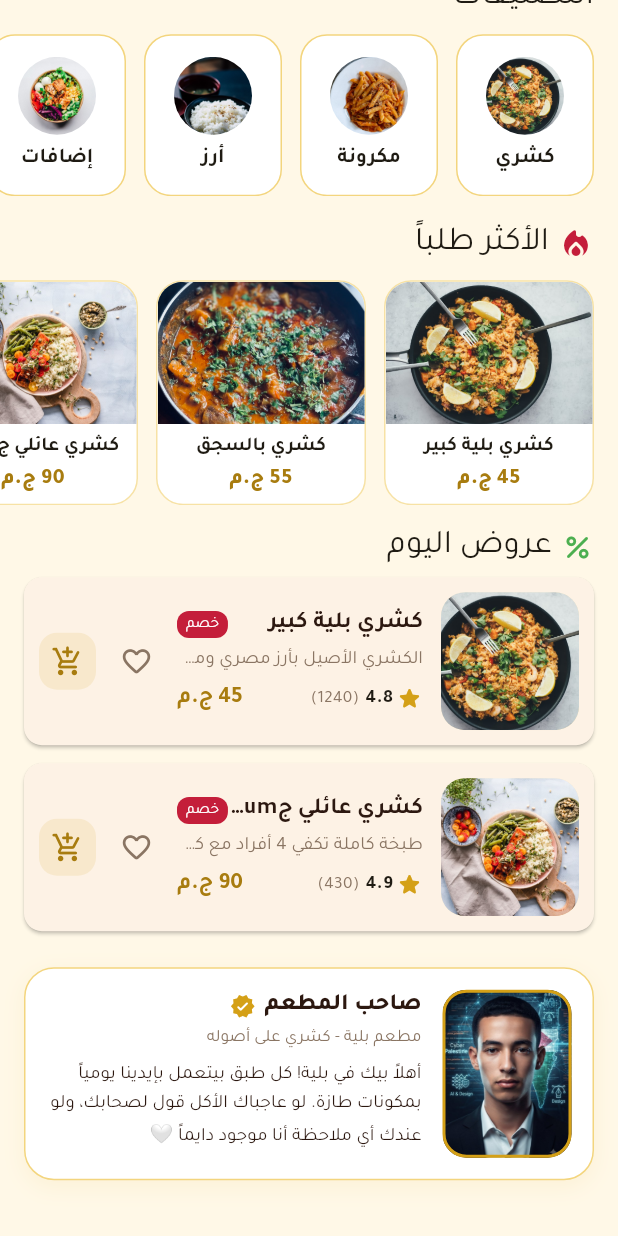
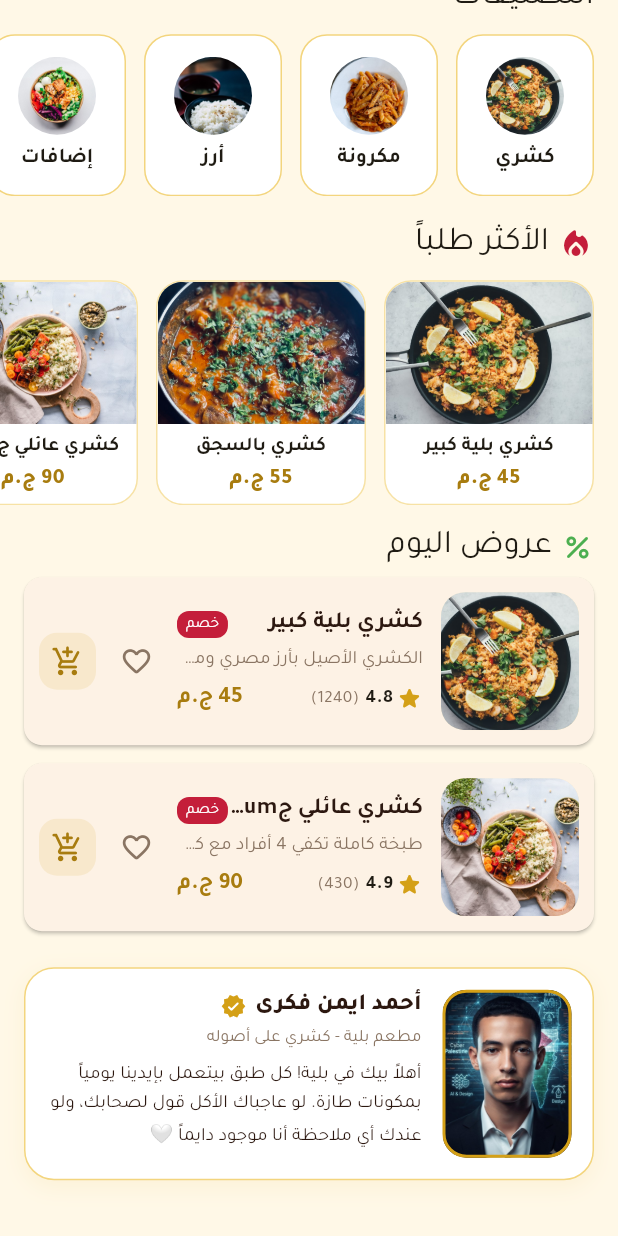
Before and after one commit to AlfaDev0/baleyah, a Flutter app: the HomeScreen screen opened directly, scrolled down 437 dp, on a phone screen of 412 x 824 dp. Run offline on Flutter 3.47's test engine with Material 3 defaults, Android fonts, the phone set to English and light mode, and no system bars; our stand-ins replace shared_preferences, shimmer; accounts and stored records are empty.

Commit message:
owner card: احمد ايمن فكرى

```diff
--- a/lib/screens/home_screen.dart
+++ b/lib/screens/home_screen.dart
@@ -386,7 +386,7 @@ class _HomeScreenState extends State<HomeScreen> {
                     children: [
                       Flexible(
                         child: Text(
-                          'صاحب المطعم',
+                          'أحمد ايمن فكرى',
                           style: TextStyle(
                             fontWeight: FontWeight.w800,
                             fontSize: 15.5,
```
